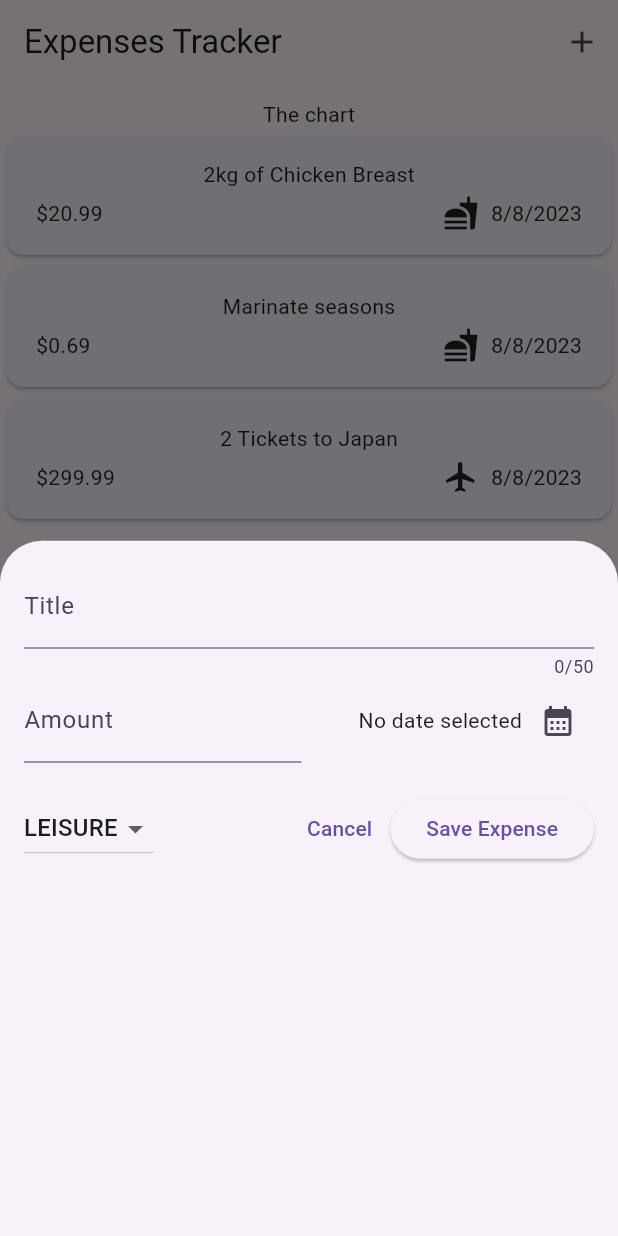
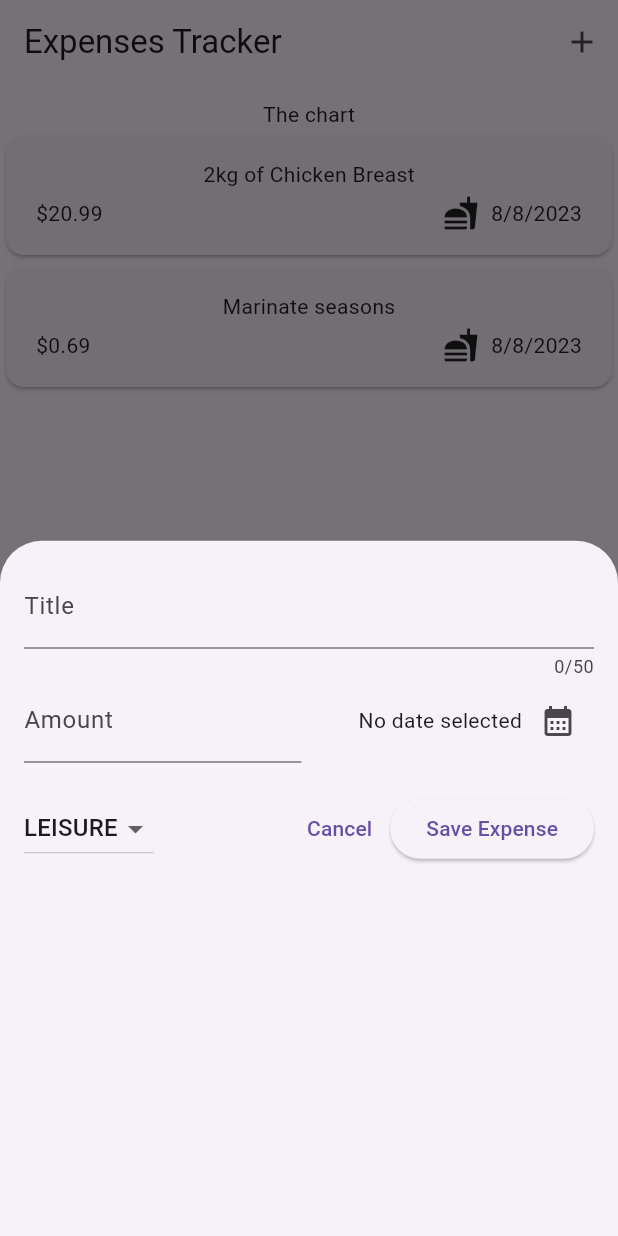
Before and after one commit to Xenovka/flutter_expense_tracker, a Flutter app: the screen it shows after launch, after a tap on the "add" icon, on a phone screen of 412 x 824 dp. Run offline on Flutter 3.47's test engine with Material 2 defaults, Android fonts, the phone set to English and light mode, and no system bars.

Commit message:
add expense functionality

```diff
--- a/lib/widgets/expenses/expenses.dart
+++ b/lib/widgets/expenses/expenses.dart
@@ -27,19 +27,19 @@ class _ExpensesState extends State<Expenses> {
       date: DateTime.now(),
       category: Category.food,
     ),
-    Expense(
-      title: '2 Tickets to Japan',
-      amount: 299.99,
-      date: DateTime.now(),
-      category: Category.travel,
-    ),
   ];
 
   void _openAddExpenseOverlay() {
     showModalBottomSheet(
       context: context,
-      builder: (ctx) => const NewExpense(),
+      builder: (ctx) => NewExpense(onAddExpense: _addExpense),
     );
+  }
+
+  void _addExpense(Expense expense) {
+    setState(() {
+      _registeredExpenses.add(expense);
+    });
   }
 
   @override
--- a/lib/widgets/new_expense.dart
+++ b/lib/widgets/new_expense.dart
@@ -2,7 +2,9 @@ import 'package:flutter/material.dart';
 import 'package:flutter_expense_tracker/models/expense.dart';
 
 class NewExpense extends StatefulWidget {
-  const NewExpense({super.key});
+  const NewExpense({super.key, required this.onAddExpense});
+
+  final Function(Expense) onAddExpense;
 
   @override
   State<NewExpense> createState() {
@@ -57,6 +59,13 @@ class _NewExpenseState extends State<NewExpense> {
 
       return;
     }
+
+    widget.onAddExpense(Expense(
+      title: _titleController.text,
+      amount: enteredAmount,
+      date: _selectedDate!,
+      category: _selectedCategory,
+    ));
   }
 
   @override
```
